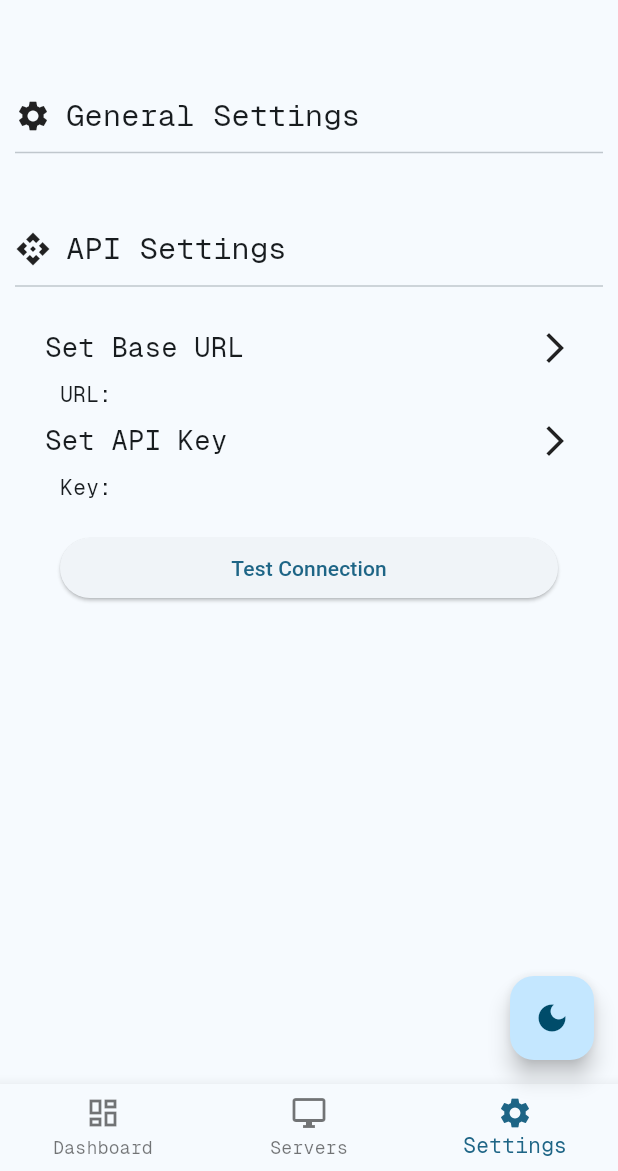
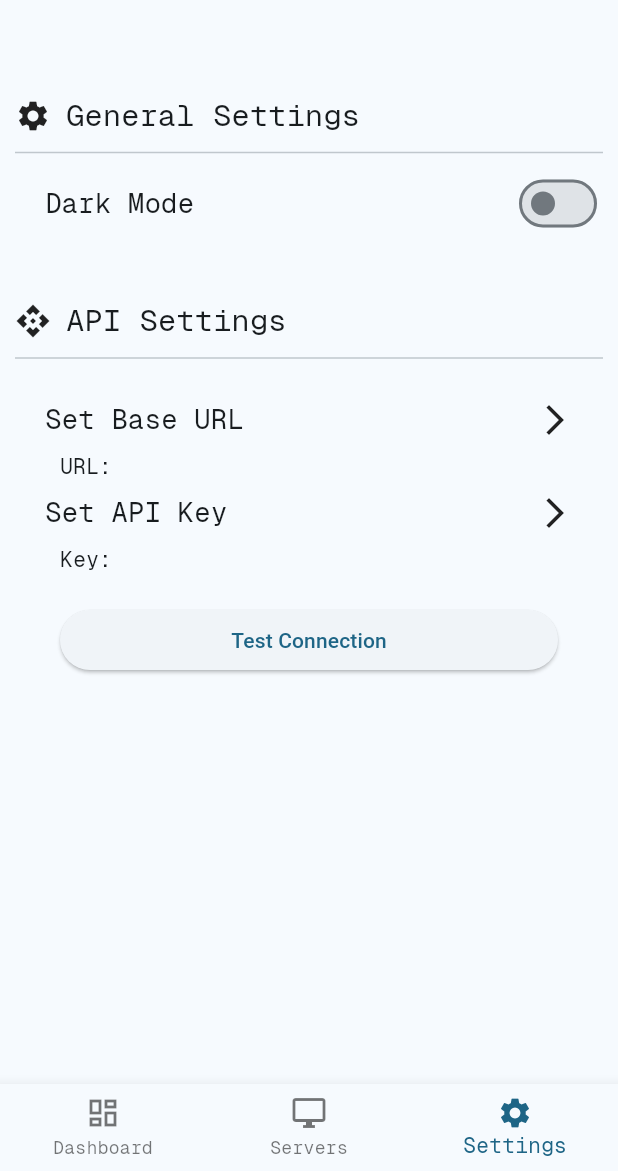
Before and after one commit to lt9nine/pterodactyl_mobile, a Flutter app: the screen it shows after launch, item 3 of the bottom bar chosen, on a phone screen of 412 x 824 dp, the part 65-1236 px from its top. Run offline on Flutter 3.47's test engine with Material 3 defaults, Android fonts, the light colour scheme and no system bars; our stand-ins replace shared_preferences.

Commit message:
Moved Dark mode to Settings page

```diff
--- a/lib/main.dart
+++ b/lib/main.dart
@@ -4,6 +4,7 @@ import 'package:pterodactyl_mobile/pages/servers.dart';
 import 'package:pterodactyl_mobile/pages/settings.dart';
 import 'package:pterodactyl_mobile/theme/theme_constants.dart';
 import 'package:pterodactyl_mobile/theme/theme_manager.dart';
+import 'package:pterodactyl_mobile/util/get_bool_from_shared_preferences.dart';
 
 void main() {
   runApp(PteroMainApp());
@@ -29,6 +30,9 @@ class _PteroMainAppState extends State<PteroMainApp> {
   void initState() {
     _themeManager.addListener(themeListener);
     super.initState();
+    getBoolFromSharedPreferences('dark_mode').then((value) {
+      _themeManager.toggleTheme(value);
+    });
   }
 
   themeListener() {
@@ -41,7 +45,7 @@ class _PteroMainAppState extends State<PteroMainApp> {
   List<Widget> body = [
     Dashboard(),
     Servers(),
-    Settings(),
+    Settings(themeManager: _themeManager),
   ];
 
   @override
@@ -80,13 +84,6 @@ class _PteroMainAppState extends State<PteroMainApp> {
                       : Icons.settings_outlined),
                   label: 'Settings'),
             ]),
-        floatingActionButton: FloatingActionButton(
-          onPressed: () {
-            _themeManager
-                .toggleTheme(_themeManager.themeMode == ThemeMode.light);
-          },
-          child: Icon(Icons.dark_mode),
-        ),
       ),
     );
   }
--- a/lib/pages/settings.dart
+++ b/lib/pages/settings.dart
@@ -1,10 +1,14 @@
 import 'package:flutter/material.dart';
+import 'package:pterodactyl_mobile/theme/theme_manager.dart';
 import 'package:pterodactyl_mobile/util/api.dart';
 import 'package:pterodactyl_mobile/util/get_string_from_shared_preferences.dart';
+import 'package:pterodactyl_mobile/util/get_bool_from_shared_preferences.dart';
 import 'package:pterodactyl_mobile/util/text_input_dialog.dart';
 
 class Settings extends StatefulWidget {
-  const Settings({super.key});
+  final ThemeManager themeManager;
+
+  const Settings({super.key, required this.themeManager});
 
   @override
   State<Settings> createState() => _SettingsState();
@@ -13,6 +17,7 @@ class Settings extends StatefulWidget {
 class _SettingsState extends State<Settings> {
   String apiKey = "";
   String baseUrl = "";
+  bool darkMode = false;
 
   @override
   void initState() {
@@ -26,6 +31,12 @@ class _SettingsState extends State<Settings> {
       setState(() {
         baseUrl = value;
       });
+    });
+    getBoolFromSharedPreferences('dark_mode').then((value) {
+      setState(() {
+        darkMode = value;
+      });
+      widget.themeManager.toggleTheme(value);
     });
   }
 
@@ -44,6 +55,25 @@ class _SettingsState extends State<Settings> {
             ],
           ),
           Divider(height: 20, thickness: 1),
+          Row(
+            mainAxisAlignment: MainAxisAlignment.spaceBetween,
+            children: [
+              Padding(
+                  padding:
+                      const EdgeInsets.symmetric(vertical: 8, horizontal: 20),
+                  child: Text('Dark Mode', style: TextStyle(fontSize: 18))),
+              Switch(
+                value: darkMode,
+                onChanged: (value) {
+                  setBoolToSharedPreferences("dark_mode", value);
+                  setState(() {
+                    darkMode = value;
+                  });
+                  widget.themeManager.toggleTheme(value);
+                },
+              ),
+            ],
+          ),
           SizedBox(height: 40),
           Row(
             children: [
```
Also changed, not shown: lib/util/get_bool_from_shared_preferences.dart (added, +11 -0 lines).
